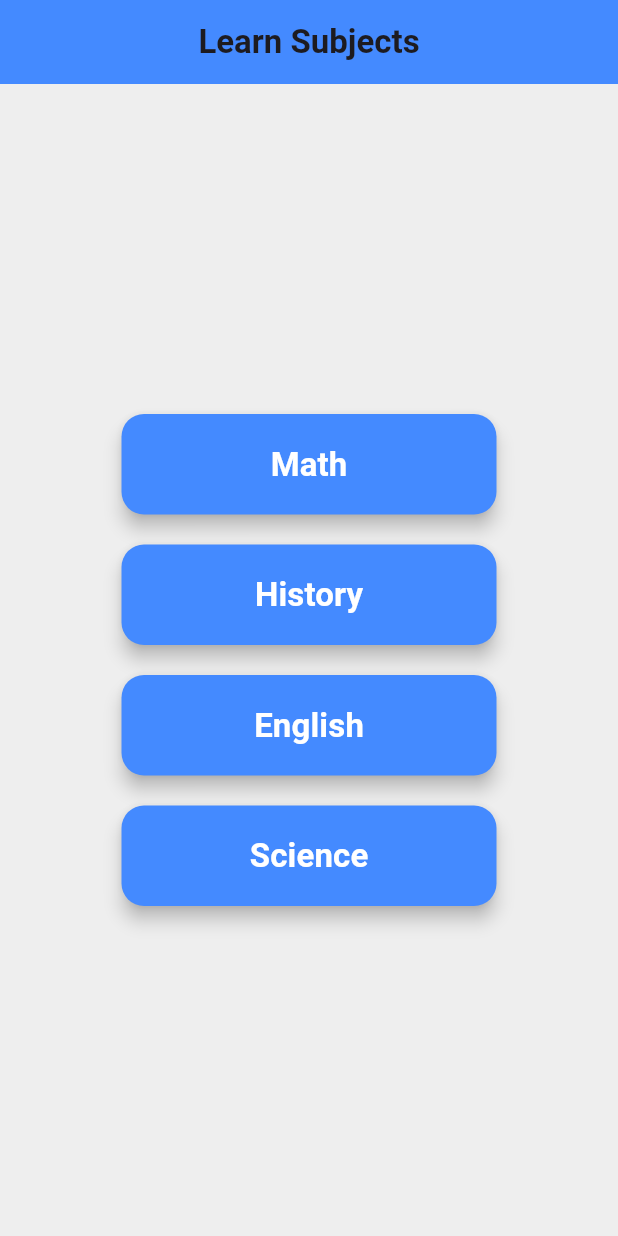
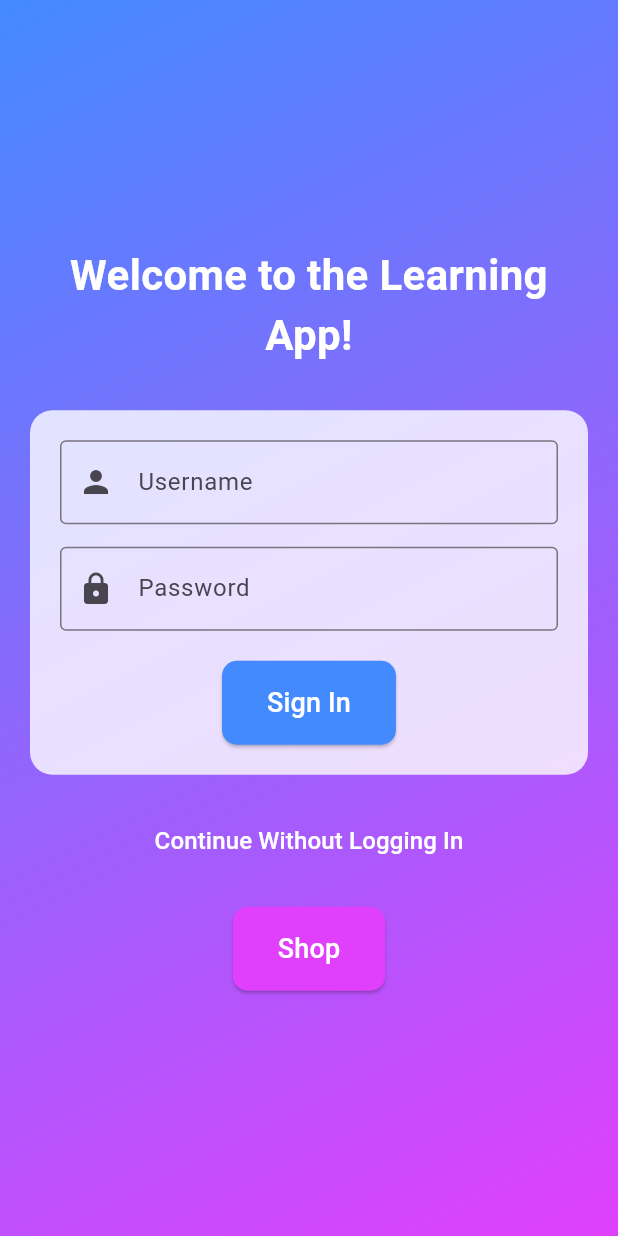
Before and after one commit to AbhinavRaneesh/FBLA_2025, a Flutter app: the screen it shows after launch, on a phone screen of 412 x 824 dp. Run offline on Flutter 3.47's test engine with Material 3 defaults, Android fonts, the phone set to English and light mode, and no system bars; our stand-ins replace shared_preferences.

Commit message:
2/3/25-5:33 PM
Optimization, changed UI elements, added home screen, added shop button (to be implemented), added username and password (also to be implemented)

```diff
--- a/lib/main.dart
+++ b/lib/main.dart
@@ -1,8 +1,16 @@
 import 'package:flutter/material.dart';
-import 'dart:math';
+import 'package:provider/provider.dart';
+import 'package:shared_preferences/shared_preferences.dart';
 
 void main() {
-  runApp(StudentLearningApp());
+  runApp(
+    MultiProvider(
+      providers: [
+        ChangeNotifierProvider(create: (_) => QuizProvider()),
+      ],
+      child: StudentLearningApp(),
+    ),
+  );
 }
 
 class StudentLearningApp extends StatelessWidget {
@@ -14,12 +22,147 @@ class StudentLearningApp extends StatelessWidget {
         primarySwatch: Colors.blue,
         scaffoldBackgroundColor: Colors.grey[200],
       ),
-      home: HomeScreen(),
+      home: WelcomePage(), // Start with the Welcome Page
+    );
+  }
+}
+
+class WelcomePage extends StatelessWidget {
+  @override
+  Widget build(BuildContext context) {
+    return Scaffold(
+      body: Container(
+        decoration: BoxDecoration(
+          gradient: LinearGradient(
+            colors: [Colors.blueAccent, Colors.purpleAccent],
+            begin: Alignment.topLeft,
+            end: Alignment.bottomRight,
+          ),
+        ),
+        child: Center(
+          child: Padding(
+            padding: const EdgeInsets.all(20.0),
+            child: Column(
+              mainAxisAlignment: MainAxisAlignment.center,
+              children: [
+                Text(
+                  'Welcome to the Learning App!',
+                  style: TextStyle(
+                    fontSize: 28,
+                    fontWeight: FontWeight.bold,
+                    color: Colors.white,
+                  ),
+                  textAlign: TextAlign.center,
+                ),
+                SizedBox(height: 30),
+                // Sign-In Form
+                Container(
+                  padding: EdgeInsets.all(20),
+                  decoration: BoxDecoration(
+                    color: Colors.white.withOpacity(0.8),
+                    borderRadius: BorderRadius.circular(15),
+                  ),
+                  child: Column(
+                    children: [
+                      TextField(
+                        decoration: InputDecoration(
+                          labelText: 'Username',
+                          border: OutlineInputBorder(),
+                          prefixIcon: Icon(Icons.person),
+                        ),
+                      ),
+                      SizedBox(height: 15),
+                      TextField(
+                        obscureText: true,
+                        decoration: InputDecoration(
+                          labelText: 'Password',
+                          border: OutlineInputBorder(),
+                          prefixIcon: Icon(Icons.lock),
+                        ),
+                      ),
+                      SizedBox(height: 20),
+                      ElevatedButton(
+                        onPressed: () {
+                          // Navigate to the main page
+                          Navigator.push(
+                            context,
+                            MaterialPageRoute(builder: (context) => HomeScreen()),
+                          );
+                        },
+                        style: ElevatedButton.styleFrom(
+                          backgroundColor: Colors.blueAccent,
+                          padding: EdgeInsets.symmetric(vertical: 15, horizontal: 30),
+                          shape: RoundedRectangleBorder(
+                            borderRadius: BorderRadius.circular(10),
+                          ),
+                        ),
+                        child: Text(
+                          'Sign In',
+                          style: TextStyle(fontSize: 18, color: Colors.white),
+                        ),
+                      ),
+                    ],
+                  ),
+                ),
+                SizedBox(height: 20),
+                // Continue Without Logging In
+                TextButton(
+                  onPressed: () {
+                    // Navigate to the main page
+                    Navigator.push(
+                      context,
+                      MaterialPageRoute(builder: (context) => HomeScreen()),
+                    );
+                  },
+                  child: Text(
+                    'Continue Without Logging In',
+                    style: TextStyle(
+                      fontSize: 16,
+                      color: Colors.white,
+                    ),
+                  ),
+                ),
+                SizedBox(height: 20),
+                // Shop Button
+                ElevatedButton(
+                  onPressed: () {
+                    // Placeholder for shop functionality
+                    ScaffoldMessenger.of(context).showSnackBar(
+                      SnackBar(
+                        content: Text('Shop feature coming soon!'),
+                        backgroundColor: Colors.blueAccent,
+                      ),
+                    );
+                  },
+                  style: ElevatedButton.styleFrom(
+                    backgroundColor: Colors.purpleAccent,
+                    padding: EdgeInsets.symmetric(vertical: 15, horizontal: 30),
+                    shape: RoundedRectangleBorder(
+                      borderRadius: BorderRadius.circular(10),
+                    ),
+                  ),
+                  child: Text(
+                    'Shop',
+                    style: TextStyle(fontSize: 18, color: Colors.white),
+                  ),
+                ),
+              ],
+            ),
+          ),
+        ),
+      ),
     );
   }
 }
 
 class HomeScreen extends StatelessWidget {
+  final Map<String, List<Question>> subjectQuestions = {
+    'Math': mathQuestions,
+    'History': historyQuestions,
+    'English': englishQuestions,
+    'Science': scienceQuestions,
+  };
+
   @override
   Widget build(BuildContext context) {
     return Scaffold(
@@ -31,64 +174,54 @@ class HomeScreen extends StatelessWidget {
       body: Center(
         child: Column(
           mainAxisAlignment: MainAxisAlignment.center,
-          children: <Widget>[
-            SubjectButton(
-              subjectName: 'Math',
+          children: subjectQuestions.keys.map((subject) {
+            return SubjectButton(
+              subjectName: subject,
               onPressed: () {
                 Navigator.push(
                   context,
                   MaterialPageRoute(
                     builder: (context) => QuestionSelectionScreen(
-                      subject: 'Math',
-                      questions: List.of(mathQuestions)..shuffle(),
+                      subject: subject,
+                      questions: List.of(subjectQuestions[subject]!)..shuffle(),
                     ),
                   ),
                 );
               },
+            );
+          }).toList(),
+        ),
+      ),
+    );
+  }
+}
+
+class SubjectButton extends StatelessWidget {
+  final String subjectName;
+  final VoidCallback onPressed;
+
+  SubjectButton({required this.subjectName, required this.onPressed});
+
+  @override
+  Widget build(BuildContext context) {
+    return Padding(
+      padding: const EdgeInsets.symmetric(vertical: 10.0, horizontal: 20.0),
+      child: SizedBox(
+        width: 250,
+        child: ElevatedButton(
+          onPressed: onPressed,
+          child: Text(
+            subjectName,
+            style: TextStyle(fontSize: 22, fontWeight: FontWeight.w600, color: Colors.white),
+          ),
+          style: ElevatedButton.styleFrom(
+            padding: EdgeInsets.symmetric(vertical: 18),
+            backgroundColor: Colors.blueAccent,
+            shape: RoundedRectangleBorder(
+              borderRadius: BorderRadius.circular(15),
             ),
-            SubjectButton(
-              subjectName: 'History',
-              onPressed: () {
-                Navigator.push(
-                  context,
-                  MaterialPageRoute(
-                    builder: (context) => QuestionSelectionScreen(
-                      subject: 'History',
-                      questions: List.of(historyQuestions)..shuffle(),
-                    ),
-                  ),
-                );
-              },
-            ),
-            SubjectButton(
-              subjectName: 'English',
-              onPressed: () {
-                Navigator.push(
-                  context,
-                  MaterialPageRoute(
-                    builder: (context) => QuestionSelectionScreen(
-                      subject: 'English',
-                      questions: List.of(englishQuestions)..shuffle(),
-                    ),
-                  ),
-                );
-              },
-            ),
-            SubjectButton(
-              subjectName: 'Science',
-              onPressed: () {
-                Navigator.push(
-                  context,
-                  MaterialPageRoute(
-                    builder: (context) => QuestionSelectionScreen(
-                      subject: 'Science',
-                      questions: List.of(scienceQuestions)..shuffle(),
-                    ),
-                  ),
-                );
-              },
-            ),
-          ],
+            elevation: 5,
+          ),
         ),
       ),
     );
@@ -106,7 +239,7 @@ class QuestionSelectionScreen extends StatefulWidget {
 }
 
 class _QuestionSelectionScreenState extends State<QuestionSelectionScreen> {
-  int _numberOfQuestions = 10; // Default number of questions
+  int _numberOfQuestions = 10;
 
   @override
   Widget build(BuildContext context) {
@@ -174,39 +307,6 @@ class _QuestionSelectionScreenState extends State<QuestionSelectionScreen> {
   }
 }
 
-
-class SubjectButton extends StatelessWidget {
-  final String subjectName;
-  final VoidCallback onPressed;
-
-  SubjectButton({required this.subjectName, required this.onPressed});
-
-  @override
-  Widget build(BuildContext context) {
-    return Padding(
-      padding: const EdgeInsets.symmetric(vertical: 10.0, horizontal: 20.0),
-      child: SizedBox(
-        width: 250,
-        child: ElevatedButton(
-          onPressed: onPressed,
-          child: Text(
-            subjectName,
-            style: TextStyle(fontSize: 22, fontWeight: FontWeight.w600, color: Colors.white),
-          ),
-          style: ElevatedButton.styleFrom(
-            padding: EdgeInsets.symmetric(vertical: 18),
-            backgroundColor: Colors.blueAccent,
-            shape: RoundedRectangleBorder(
-              borderRadius: BorderRadius.circular(15),
-            ),
-            elevation: 5,
-          ),
-        ),
-      ),
-    );
-  }
-}
-
 class QuizScreen extends StatefulWidget {
   final String subject;
   final List<Question> questions;
@@ -221,14 +321,18 @@ class _QuizScreenState extends State<QuizScreen> {
   int currentQuestionIndex = 0;
   String? selectedAnswer;
   bool isAnswered = false;
-  int score = 0;
+  String? currentAnswerResult;
 
-  void _checkAnswer(String answer) {
+  void _checkAnswer(String answer, QuizProvider quizProvider) {
     setState(() {
       selectedAnswer = answer;
       isAnswered = true;
       if (answer == widget.questions[currentQuestionIndex].correctAnswer) {
-        score++;
+        quizProvider.incrementScore();
+        currentAnswerResult = 'Correct!';
+      } else {
+        currentAnswerResult =
+        'Wrong! The correct answer is: ${widget.questions[currentQuestionIndex].correctAnswer}';
       }
     });
   }
@@ -239,23 +343,28 @@ class _QuizScreenState extends State<QuizScreen> {
         currentQuestionIndex++;
         selectedAnswer = null;
         isAnswered = false;
+        currentAnswerResult = null;
       } else {
         _showFinalScore();
       }
     });
   }
 
-  void _showFinalScore() {
+  void _showFinalScore() async {
+    final quizProvider = Provider.of<QuizProvider>(context, listen: false);
+    await saveScore(widget.subject, quizProvider.score);
+
     showDialog(
       context: context,
       builder: (context) {
         return AlertDialog(
           title: Text('Quiz Finished!', style: TextStyle(fontWeight: FontWeight.bold)),
-          content: Text('Your score: $score/${widget.questions.length}',
+          content: Text('Your score: ${quizProvider.score}/${widget.questions.length}',
               style: TextStyle(fontSize: 18)),
           actions: [
             TextButton(
               onPressed: () {
+                quizProvider.resetScore();
                 Navigator.pop(context);
                 Navigator.pop(context);
               },
@@ -269,6 +378,7 @@ class _QuizScreenState extends State<QuizScreen> {
 
   @override
   Widget build(BuildContext context) {
+    final quizProvider = Provider.of<QuizProvider>(context);
     Question currentQuestion = widget.questions[currentQuestionIndex];
 
     return Scaffold(
@@ -281,6 +391,12 @@ class _QuizScreenState extends State<QuizScreen> {
         child: Column(
           crossAxisAlignment: CrossAxisAlignment.stretch,
           children: [
+            LinearProgressIndicator(
+              value: (currentQuestionIndex + 1) / widget.questions.length,
+              backgroundColor: Colors.grey[300],
+              valueColor: AlwaysStoppedAnimation<Color>(Colors.blueAccent),
+            ),
+            SizedBox(height: 20),
             Text(
               'Question ${currentQuestionIndex + 1}/${widget.questions.length}:',
               style: TextStyle(fontSize: 22, fontWeight: FontWeight.bold, color: Colors.blueAccent),
@@ -295,7 +411,7 @@ class _QuizScreenState extends State<QuizScreen> {
               return Padding(
                 padding: const EdgeInsets.symmetric(vertical: 6.0),
                 child: ElevatedButton(
-                  onPressed: isAnswered ? null : () => _checkAnswer(option),
+                  onPressed: isAnswered ? null : () => _checkAnswer(option, quizProvider),
                   style: ElevatedButton.styleFrom(
                     backgroundColor: isAnswered
                         ? (option == currentQuestion.correctAnswer ? Colors.green : Colors.red)
@@ -314,19 +430,6 @@ class _QuizScreenState extends State<QuizScreen> {
             }).toList(),
             SizedBox(height: 20),
             if (isAnswered)
-              Text(
-                selectedAnswer == currentQuestion.correctAnswer
-                    ? 'Correct!'
-                    : 'Wrong! The correct answer is: ${currentQuestion.correctAnswer}',
-                style: TextStyle(
-                  fontSize: 20,
-                  fontWeight: FontWeight.bold,
-                  color: selectedAnswer == currentQuestion.correctAnswer ? Colors.green : Colors.red,
-                ),
-              ),
-            if (isAnswered)
-              SizedBox(height: 10),
-            if (isAnswered)
               ElevatedButton(
                 onPressed: _nextQuestion,
                 style: ElevatedButton.styleFrom(
@@ -338,10 +441,41 @@ class _QuizScreenState extends State<QuizScreen> {
                   style: TextStyle(fontSize: 18, color: Colors.white),
                 ),
               ),
+            if (currentAnswerResult != null)
+              Container(
+                margin: EdgeInsets.only(top: 20),
+                padding: EdgeInsets.all(15),
+                decoration: BoxDecoration(
+                  color: currentAnswerResult!.startsWith('Correct')
+                      ? Colors.green.withOpacity(0.8)
+                      : Colors.red.withOpacity(0.8),
+                  borderRadius: BorderRadius.circular(10),
+                ),
+                child: Text(
+                  currentAnswerResult!,
+                  style: TextStyle(fontSize: 18, color: Colors.white, fontWeight: FontWeight.bold),
+                  textAlign: TextAlign.center,
+                ),
+              ),
           ],
         ),
       ),
     );
+  }
+}
+
+class QuizProvider with ChangeNotifier {
+  int _score = 0;
+  int get score => _score;
+
+  void incrementScore() {
+    _score++;
+    notifyListeners();
+  }
+
+  void resetScore() {
+    _score = 0;
+    notifyListeners();
   }
 }
 
@@ -357,7 +491,15 @@ class Question {
   });
 }
 
+Future<void> saveScore(String subject, int score) async {
+  final prefs = await SharedPreferences.getInstance();
+  await prefs.setInt(subject, score);
+}
 
+Future<int?> loadScore(String subject) async {
+  final prefs = await SharedPreferences.getInstance();
+  return prefs.getInt(subject);
+}
 
 // Sample questions for each subject (20 questions per subject)
 final List<Question> mathQuestions = [
@@ -473,6 +615,7 @@ final List<Question> mathQuestions = [
   ),
 ];
 
+
 final List<Question> historyQuestions = [
   Question(
     questionText: 'Who was the first President of the United States?',
@@ -585,6 +728,7 @@ final List<Question> historyQuestions = [
     correctAnswer: 'The Code of Hammurabi',
   ),
 ];
+
 
 final List<Question> englishQuestions = [
   Question(
@@ -699,6 +843,7 @@ final List<Question> englishQuestions = [
   ),
 ];
 
+
 final List<Question> scienceQuestions = [
   Question(
     questionText: 'What is the chemical symbol for water?',
```
